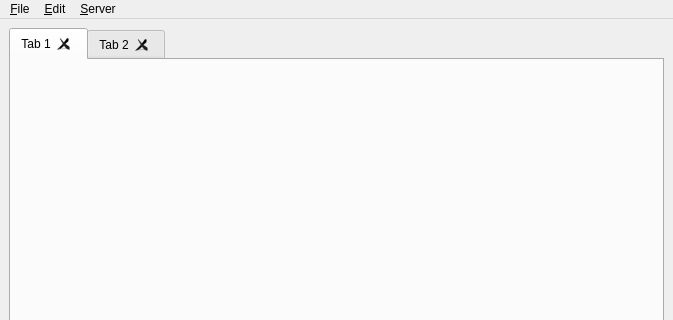
freeswitch/freeswitch-contrib, file jmesquita/fsgui/src/plugins/consoleplugin/centralWidget.ui: the form before one commit; both pictures show x 0 to 673 and y 0 to 320 of the 673 by 536 pixel window.
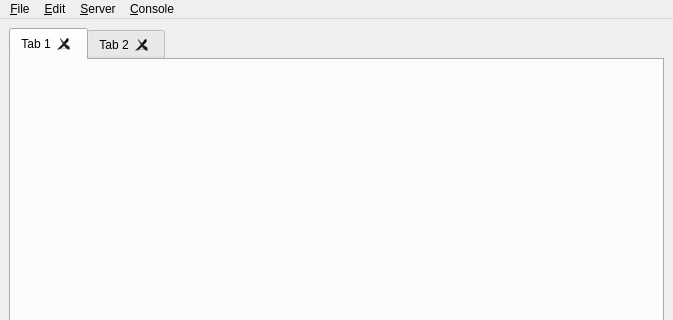
The form after the commit. Icons and pictures are not drawn.

The edit to the form file:
```diff
--- a/jmesquita/fsgui/src/plugins/consoleplugin/centralWidget.ui
+++ b/jmesquita/fsgui/src/plugins/consoleplugin/centralWidget.ui
@@ -72,9 +72,16 @@
     <addaction name="action_Clear"/>
     <addaction name="separator"/>
    </widget>
+   <widget class="QMenu" name="menu_Console">
+    <property name="title">
+     <string>&amp;Console</string>
+    </property>
+    <addaction name="actionAutomatic_Scroll"/>
+   </widget>
    <addaction name="menu_File"/>
    <addaction name="menu_Edit"/>
    <addaction name="menu_Server"/>
+   <addaction name="menu_Console"/>
   </widget>
   <widget class="QStatusBar" name="statusbar"/>
   <action name="action_Connect">
```
Left out of the diff: 11 changed lines with no effect on the pictures.
